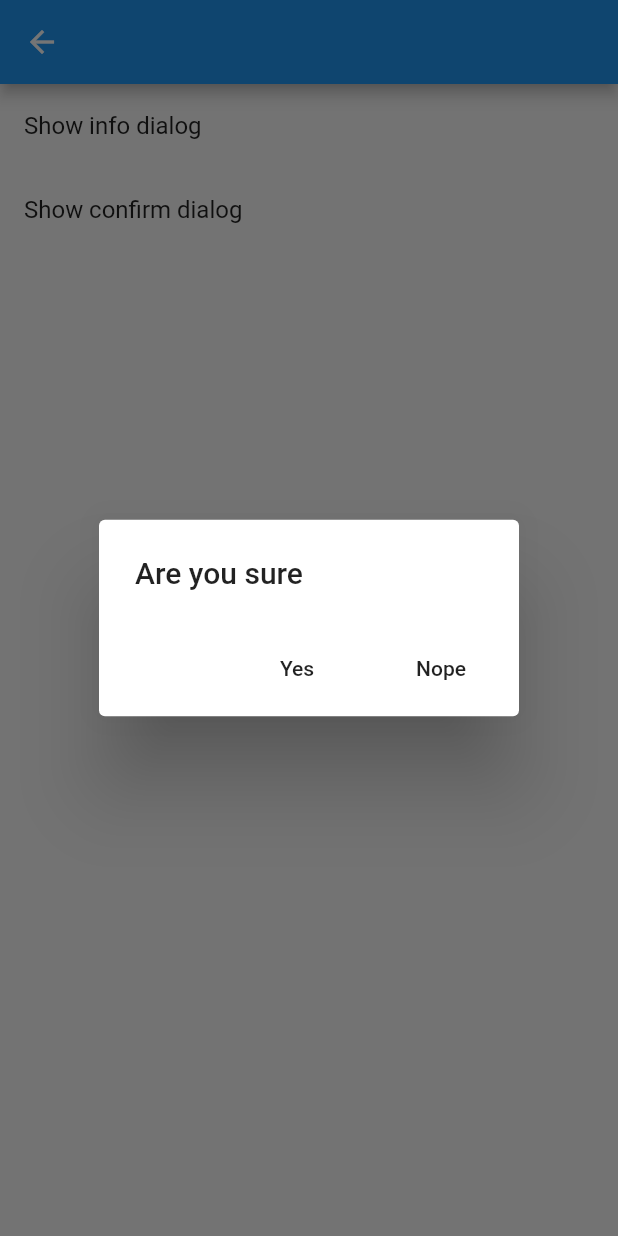
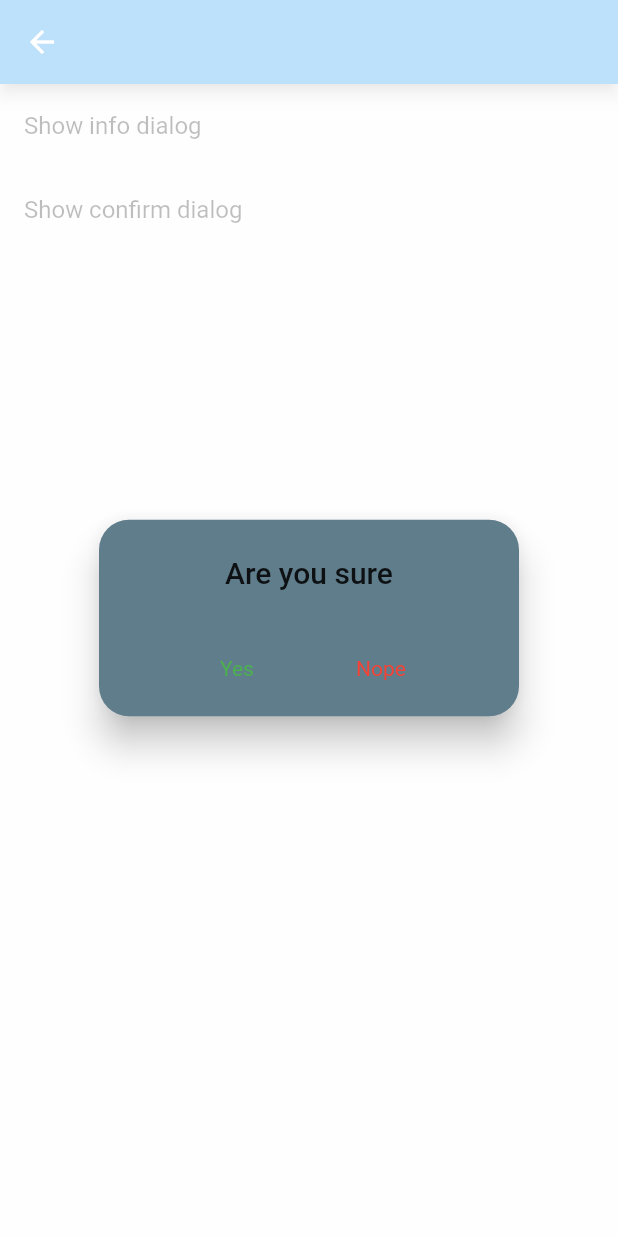
Before and after one commit to AlanCasasArevalo/Navigation-Flutter, a Flutter app: the DialogPage screen opened by its route, after a tap on "Show confirm dialog", on a phone screen of 412 x 824 dp. Run offline on Flutter 3.47's test engine with Material 2 defaults, Android fonts, the phone set to English and light mode, and no system bars; our stand-ins replace device_preview.

Commit message:
Customizacion del dialogo de confirmacion

```diff
--- a/lib/dialogs/confirm_dialog.dart
+++ b/lib/dialogs/confirm_dialog.dart
@@ -5,24 +5,67 @@ Future<bool> showConfirmDialog(
   String title = '',
 }) async {
   final result = await showDialog<bool>(
+    // Color de fondo del dialogo
+    barrierColor: Colors.white.withOpacity(.7),
     context: context,
-    builder: (context) => AlertDialog(
-      title: Text(title),
+    builder: (context) => _DialogContent(
+      title: title,
+    ),
+  );
+  return result ?? false;
+}
+
+class _DialogContent extends StatelessWidget {
+  final String title;
+
+  const _DialogContent({Key? key, required this.title}) : super(key: key);
+
+  @override
+  Widget build(BuildContext context) {
+    return AlertDialog(
+      // Redondeo de los bordes, si no le pasamos borderRadius se quedaria rectangular completamente
+    shape: RoundedRectangleBorder(
+        borderRadius: BorderRadius.circular(20),
+      ),
+      // Color del dialogo
+      backgroundColor: Colors.blueGrey,
+      // Elevacion de la sombra
+      elevation: 10,
+      // Alineamiento del dialogo en toda la pantalla
+      alignment: Alignment.center,
+      // Alineamiento de los botones respecto al dialogo
+      actionsAlignment: MainAxisAlignment.center,
+      title: Text(
+        title,
+        textAlign: TextAlign.center,
+      ),
       actions: [
         MaterialButton(
           onPressed: () {
+            // Si no pasamos el segundo parametro a la vista padre (booleano) no se vera el print, debido a que es un dato null por defecto
             Navigator.pop(context, true);
           },
-          child: Text("Yes"),
+          child: Text(
+            "Yes",
+            style: TextStyle(
+              color: Colors.green,
+              fontWeight: FontWeight.w400,
+            ),
+          ),
         ),
         MaterialButton(
           onPressed: () {
             Navigator.pop(context, false);
           },
-          child: Text("Nope"),
+          child: Text(
+            "Nope",
+            style: TextStyle(
+              color: Colors.red,
+              fontWeight: FontWeight.w400,
+            ),
+          ),
         ),
       ],
-    ),
-  );
-  return result ?? false;
+    );
+  }
 }
```
